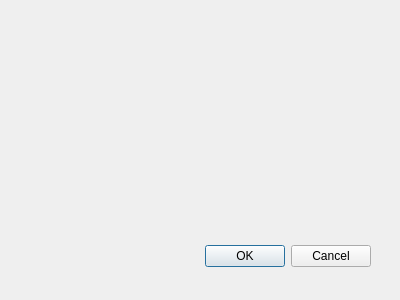
First picture: the form in sendpacketwindow.ui, repository inso-/YellowShark, before the edit.
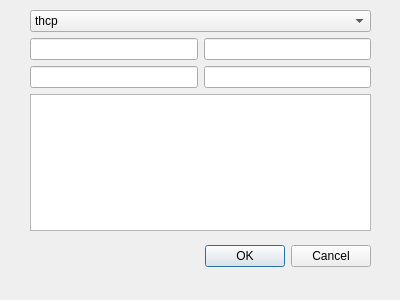
Second picture: the form after the edit.

Commit message: Create view to forge packets and send them

Patch:
```diff
--- a/sendpacketwindow.ui
+++ b/sendpacketwindow.ui
@@ -29,6 +29,82 @@
     <set>QDialogButtonBox::Cancel|QDialogButtonBox::Ok</set>
    </property>
   </widget>
+  <widget class="QWidget" name="verticalLayoutWidget">
+   <property name="geometry">
+    <rect>
+     <x>30</x>
+     <y>10</y>
+     <width>341</width>
+     <height>221</height>
+    </rect>
+   </property>
+   <layout class="QVBoxLayout" name="verticalLayout">
+    <item>
+     <widget class="QComboBox" name="packetType">
+      <item>
+       <property name="text">
+        <string>thcp</string>
+       </property>
+      </item>
+      <item>
+       <property name="text">
+        <string>udmp</string>
+       </property>
+      </item>
+      <item>
+       <property name="text">
+        <string>icmp</string>
+       </property>
+      </item>
+     </widget>
+    </item>
+    <item>
+     <layout class="QHBoxLayout" name="horizontalLayout">
+      <item>
+       <widget class="QLineEdit" name="packetSourceIp">
+        <property name="toolTip">
+         <string>&lt;html&gt;&lt;head/&gt;&lt;body&gt;&lt;p&gt;source ip&lt;/p&gt;&lt;/body&gt;&lt;/html&gt;</string>
+        </property>
+        <property name="toolTipDuration">
+         <number>10</number>
+        </property>
+       </widget>
+      </item>
+      <item>
+       <widget class="QLineEdit" name="packetSourcePort">
+        <property name="toolTip">
+         <string>&lt;html&gt;&lt;head/&gt;&lt;body&gt;&lt;p&gt;source port&lt;/p&gt;&lt;/body&gt;&lt;/html&gt;</string>
+        </property>
+       </widget>
+      </item>
+     </layout>
+    </item>
+    <item>
+     <layout class="QHBoxLayout" name="horizontalLayout_2">
+      <item>
+       <widget class="QLineEdit" name="packetDestinationIp">
+        <property name="toolTip">
+         <string>&lt;html&gt;&lt;head/&gt;&lt;body&gt;&lt;p&gt;destination ip&lt;/p&gt;&lt;/body&gt;&lt;/html&gt;</string>
+        </property>
+       </widget>
+      </item>
+      <item>
+       <widget class="QLineEdit" name="packetDestinationPort">
+        <property name="toolTip">
+         <string>&lt;html&gt;&lt;head/&gt;&lt;body&gt;&lt;p&gt;destination port&lt;/p&gt;&lt;/body&gt;&lt;/html&gt;</string>
+        </property>
+        <property name="whatsThis">
+         <string>&lt;html&gt;&lt;head/&gt;&lt;body&gt;&lt;p&gt;destination port&lt;/p&gt;&lt;/body&gt;&lt;/html&gt;</string>
+        </property>
+       </widget>
+      </item>
+     </layout>
+    </item>
+    <item>
+     <widget class="QTextEdit" name="packetData"/>
+    </item>
+   </layout>
+  </widget>
  </widget>
  <resources/>
  <connections>
```
The commit also changes 3 other files.
